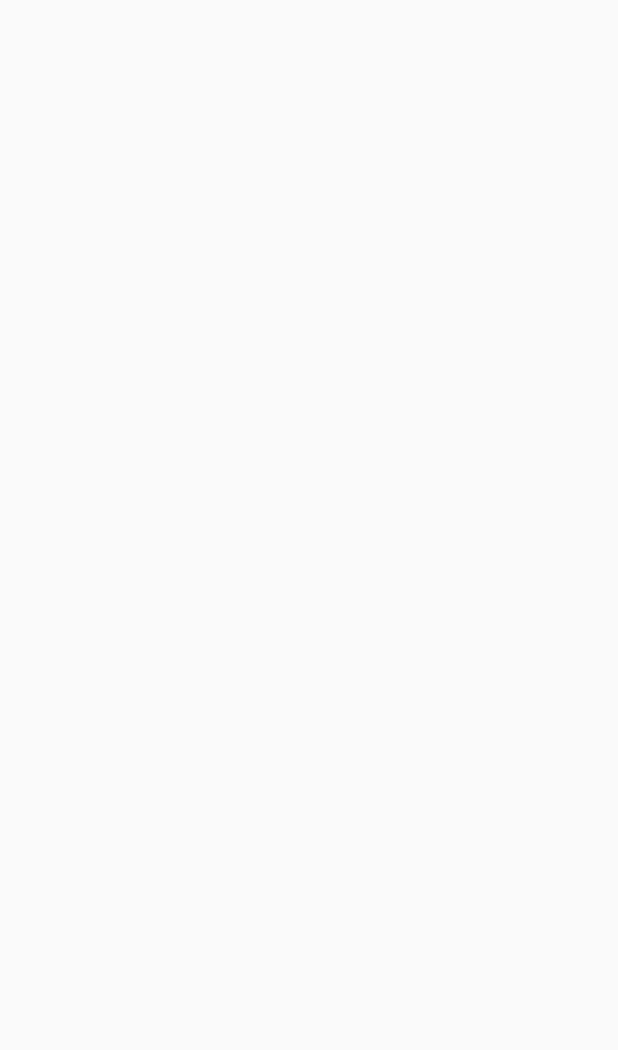
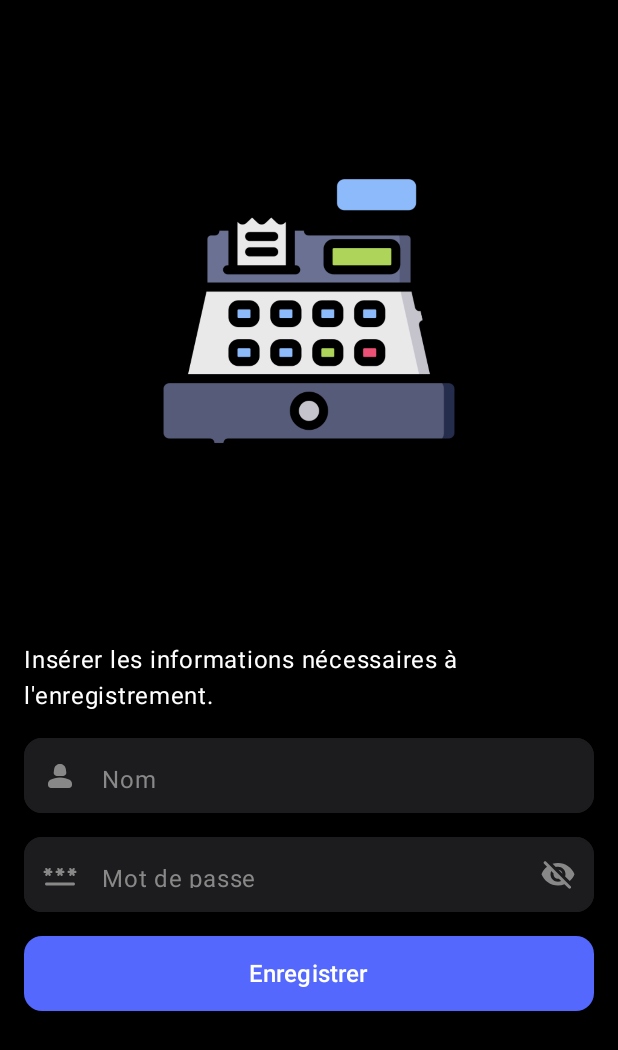
Before and after one commit to Ortega1709/pos-app, an Android app built with Jetpack Compose: the screen it shows after launch (MainActivity before the commit, AuthActivity after it), on a phone screen of 412 x 824 dp. Before the commit the part shown is empty. Shown: the top 1050 px of the screen. Run offline under Robolectric (Android 15) with nearby library versions, the phone set to English and light mode, and no system bars; our stand-ins replace Dagger/Hilt's generated code.

Commit message:
Add login and register screen

```diff
--- a/app/build.gradle.kts
+++ b/app/build.gradle.kts
@@ -56,7 +56,7 @@ android {
 dependencies {
 
     // modules
-    //implementation(project(":feature:auth"))
+    implementation(project(":feature:auth"))
 
     // splash screen
     implementation(libs.splashscreen)
--- a/app/src/main/AndroidManifest.xml
+++ b/app/src/main/AndroidManifest.xml
@@ -1,9 +1,11 @@
 <?xml version="1.0" encoding="utf-8"?>
-<manifest xmlns:android="http://schemas.android.com/apk/res/android"
+<manifest
+    xmlns:android="http://schemas.android.com/apk/res/android"
     xmlns:tools="http://schemas.android.com/tools">
 
     <application
         android:allowBackup="true"
+        android:name=".PosApp"
         android:dataExtractionRules="@xml/data_extraction_rules"
         android:fullBackupContent="@xml/backup_rules"
         android:icon="@mipmap/ic_launcher"
@@ -13,7 +15,7 @@
         android:theme="@style/Theme.PosApp"
         tools:targetApi="31">
         <activity
-            android:name=".MainActivity"
+            android:name=".AuthActivity"
             android:exported="true"
             android:theme="@style/Theme.MyApp.MySplash">
             <intent-filter>
--- a/app/src/main/java/com/ortega/posapp/MainActivity.kt
+++ b/app/src/main/java/com/ortega/posapp/AuthActivity.kt
@@ -4,12 +4,22 @@ import android.os.Bundle
 import androidx.activity.ComponentActivity
 import androidx.activity.compose.setContent
 import androidx.core.splashscreen.SplashScreen.Companion.installSplashScreen
+import com.ortega.auth.login.LoginScreen
+import com.ortega.auth.register.RegisterScreen
+import com.ortega.design.theme.PosAppTheme
+import dagger.hilt.android.AndroidEntryPoint
 
-class MainActivity : ComponentActivity() {
+@AndroidEntryPoint
+class AuthActivity : ComponentActivity() {
     override fun onCreate(savedInstanceState: Bundle?) {
         super.onCreate(savedInstanceState)
 
         installSplashScreen()
 
+        setContent {
+            PosAppTheme {
+                RegisterScreen()
+            }
+        }
     }
 }
--- a/core/design/src/main/java/com/ortega/design/auth/HeaderImageComponent.kt
+++ b/core/design/src/main/java/com/ortega/design/auth/HeaderImageComponent.kt
@@ -1,12 +1,15 @@
 package com.ortega.design.auth
 
 import androidx.compose.foundation.Image
+import androidx.compose.foundation.layout.Arrangement
 import androidx.compose.foundation.layout.Row
 import androidx.compose.foundation.layout.fillMaxWidth
 import androidx.compose.runtime.Composable
+import androidx.compose.ui.Alignment
 import androidx.compose.ui.Modifier
 import androidx.compose.ui.draw.scale
 import androidx.compose.ui.res.painterResource
+import androidx.compose.ui.res.stringResource
 import androidx.compose.ui.tooling.preview.Preview
 import com.ortega.design.R
 import com.ortega.design.theme.PosAppTheme
@@ -15,17 +18,18 @@ import com.ortega.design.theme.PosAppTheme
 fun HeaderImageComponent() {
 
     Row (
-        modifier = Modifier.fillMaxWidth()
+        modifier = Modifier.fillMaxWidth(),
+        horizontalArrangement = Arrangement.Center,
+        verticalAlignment = Alignment.CenterVertically
     ) {
 
         Image(
-            modifier = Modifier.scale(1f),
+            modifier = Modifier.scale(.5f),
             painter = painterResource(R.drawable.caisse),
-            contentDescription = "Caisse"
+            contentDescription = stringResource(R.string.caisse)
         )
 
     }
-
 
 }
 
--- a/core/design/src/main/java/com/ortega/design/auth/HeaderTextComponent.kt
+++ b/core/design/src/main/java/com/ortega/design/auth/HeaderTextComponent.kt
@@ -1,8 +1,25 @@
 package com.ortega.design.auth
 
+import androidx.compose.foundation.layout.Row
+import androidx.compose.foundation.layout.fillMaxWidth
+import androidx.compose.foundation.layout.padding
 import androidx.compose.runtime.Composable
+import androidx.compose.ui.Modifier
+import com.ortega.design.common.TextComponent
+import com.ortega.design.theme.Padding
+import com.ortega.design.theme.White
 
 @Composable
-fun HeaderTextComponent() {
+fun HeaderTextComponent(text: String) {
+
+    Row (
+        modifier = Modifier
+            .fillMaxWidth()
+            .padding(horizontal = Padding)
+    ) {
+
+        TextComponent(text = text, color = White)
+
+    }
 
 }
--- a/core/design/src/main/java/com/ortega/design/common/ButtonComponent.kt
+++ b/core/design/src/main/java/com/ortega/design/common/ButtonComponent.kt
@@ -6,6 +6,7 @@ import androidx.compose.animation.core.FastOutLinearInEasing
 import androidx.compose.animation.core.tween
 import androidx.compose.foundation.layout.fillMaxWidth
 import androidx.compose.foundation.layout.height
+import androidx.compose.foundation.layout.padding
 import androidx.compose.foundation.layout.width
 import androidx.compose.material3.Button
 import androidx.compose.material3.ButtonDefaults
@@ -40,6 +41,7 @@ fun ButtonComponent(
         modifier = Modifier
             .height(height = HeightButton)
             .fillMaxWidth()
+            .padding(horizontal = Padding)
             .animateContentSize(
                 animationSpec = tween(
                     durationMillis = 300,
--- a/core/design/src/main/java/com/ortega/design/common/ColorsTextFieldComponent.kt
+++ b/core/design/src/main/java/com/ortega/design/common/ColorsTextFieldComponent.kt
@@ -13,6 +13,8 @@ fun colorsTextFieldComponent(): TextFieldColors {
     return TextFieldDefaults.colors(
         focusedLeadingIconColor = White,
         unfocusedLeadingIconColor = Color.Gray,
+        focusedTrailingIconColor = White,
+        unfocusedTrailingIconColor = Color.Gray,
         unfocusedTextColor = White,
         focusedTextColor = White,
         cursorColor = White,
--- a/core/design/src/main/java/com/ortega/design/common/TextFieldComponent.kt
+++ b/core/design/src/main/java/com/ortega/design/common/TextFieldComponent.kt
@@ -2,16 +2,30 @@ package com.ortega.design.common
 
 import androidx.compose.foundation.layout.fillMaxWidth
 import androidx.compose.foundation.layout.height
+import androidx.compose.foundation.layout.padding
 import androidx.compose.foundation.text.KeyboardOptions
+import androidx.compose.material.icons.Icons
+import androidx.compose.material.icons.rounded.Visibility
+import androidx.compose.material.icons.rounded.VisibilityOff
 import androidx.compose.material3.Icon
+import androidx.compose.material3.IconButton
 import androidx.compose.material3.MaterialTheme
 import androidx.compose.material3.OutlinedTextField
 import androidx.compose.runtime.Composable
+import androidx.compose.runtime.getValue
+import androidx.compose.runtime.mutableStateOf
+import androidx.compose.runtime.remember
+import androidx.compose.runtime.setValue
 import androidx.compose.ui.Modifier
 import androidx.compose.ui.graphics.Color
 import androidx.compose.ui.graphics.vector.ImageVector
+import androidx.compose.ui.res.stringResource
 import androidx.compose.ui.text.input.KeyboardType
+import androidx.compose.ui.text.input.PasswordVisualTransformation
+import androidx.compose.ui.text.input.VisualTransformation
+import com.ortega.design.R
 import com.ortega.design.theme.HeightTextField
+import com.ortega.design.theme.Padding
 
 @Composable
 fun TextFieldComponent(
@@ -25,7 +39,8 @@ fun TextFieldComponent(
     OutlinedTextField(
         modifier = Modifier
             .height(height = HeightTextField)
-            .fillMaxWidth(),
+            .fillMaxWidth()
+            .padding(horizontal = Padding),
         leadingIcon = {
             Icon(
                 imageVector = imageVector,
@@ -47,6 +62,54 @@ fun TextFieldComponent(
 }
 
 @Composable
+fun PasswordFieldComponent(
+    imageVector: ImageVector,
+    placeholder: String,
+    textField: String,
+    keyboardType: KeyboardType,
+    onValueChange: (String) -> Unit
+) {
+
+    var visible by remember { mutableStateOf(false) }
+
+
+
+    OutlinedTextField(
+        modifier = Modifier
+            .height(height = HeightTextField)
+            .fillMaxWidth()
+            .padding(horizontal = Padding),
+        leadingIcon = {
+            Icon(
+                imageVector = imageVector,
+                contentDescription = stringResource(R.string.leading_icons)
+            )
+        },
+        shape = MaterialTheme.shapes.medium,
+        colors = colorsTextFieldComponent(),
+        placeholder = {
+            TextComponent(
+                text = placeholder,
+                color = Color.Gray
+            )
+        },
+        keyboardOptions = KeyboardOptions(keyboardType = keyboardType),
+        value = textField,
+        trailingIcon = {
+            IconButton(onClick = { visible = !visible }) {
+                Icon(
+                    imageVector =
+                    if (visible) Icons.Rounded.Visibility else Icons.Rounded.VisibilityOff,
+                    contentDescription = stringResource(R.string.visibility)
+                )
+            }
+        },
+        visualTransformation = if (visible) VisualTransformation.None else PasswordVisualTransformation(),
+        onValueChange = onValueChange
+    )
+}
+
+@Composable
 fun TextFieldComponent(
     placeholder: String,
     textField: String,
@@ -57,7 +120,8 @@ fun TextFieldComponent(
     OutlinedTextField(
         modifier = Modifier
             .height(height = HeightTextField)
-            .fillMaxWidth(),
+            .fillMaxWidth()
+            .padding(horizontal = Padding),
         shape = MaterialTheme.shapes.medium,
         colors = colorsTextFieldComponent(),
         placeholder = {
@@ -84,7 +148,8 @@ fun TextFieldComponent(
 
     OutlinedTextField(
         modifier = Modifier
-            .fillMaxWidth(),
+            .fillMaxWidth()
+            .padding(horizontal = Padding),
         leadingIcon = {
             Icon(
                 imageVector = imageVector,
--- a/core/design/src/main/java/com/ortega/design/theme/Dimen.kt
+++ b/core/design/src/main/java/com/ortega/design/theme/Dimen.kt
@@ -6,4 +6,4 @@ val HeightTextField = 50.dp
 val Margin = 16.dp
 val Padding = 16.dp
 
-val HeightButton = 55.dp
+val HeightButton = 50.dp
--- /dev/null
+++ b/core/design/src/main/res/values/strings.xml
@@ -0,0 +1,6 @@
+<?xml version="1.0" encoding="utf-8"?>
+<resources>
+    <string name="caisse">Caisse</string>
+    <string name="visibility">Eye visibility</string>
+    <string name="leading_icons">Leading icons</string>
+</resources>
--- a/feature/auth/build.gradle.kts
+++ b/feature/auth/build.gradle.kts
@@ -31,6 +31,9 @@ android {
     kotlinOptions {
         jvmTarget = "17"
     }
+    buildFeatures {
+        compose = true
+    }
     composeOptions {
         kotlinCompilerExtensionVersion = "1.4.3"
     }
--- a/feature/auth/src/main/java/com/ortega/auth/register/RegisterScreen.kt
+++ b/feature/auth/src/main/java/com/ortega/auth/register/RegisterScreen.kt
@@ -1,4 +1,82 @@
 package com.ortega.auth.register
 
-class RegisterScreen {
+import androidx.compose.foundation.layout.Box
+import androidx.compose.foundation.layout.Column
+import androidx.compose.foundation.layout.fillMaxSize
+import androidx.compose.foundation.layout.padding
+import androidx.compose.material.icons.Icons
+import androidx.compose.material.icons.rounded.Password
+import androidx.compose.material.icons.rounded.Person2
+import androidx.compose.material3.Scaffold
+import androidx.compose.runtime.Composable
+import androidx.compose.runtime.getValue
+import androidx.compose.runtime.mutableStateOf
+import androidx.compose.runtime.remember
+import androidx.compose.runtime.setValue
+import androidx.compose.ui.Modifier
+import androidx.compose.ui.res.stringResource
+import androidx.compose.ui.text.input.KeyboardType
+import com.ortega.auth.R
+import com.ortega.design.auth.HeaderImageComponent
+import com.ortega.design.auth.HeaderTextComponent
+import com.ortega.design.common.ButtonComponent
+import com.ortega.design.common.HeightSpacer
+import com.ortega.design.common.PasswordFieldComponent
+import com.ortega.design.common.TextFieldComponent
+import com.ortega.design.theme.Padding
+
+@Composable
+fun RegisterScreen() {
+
+    var nameField by remember { mutableStateOf("") }
+    var passwordField by remember { mutableStateOf("") }
+
+    Box(
+        modifier = Modifier.fillMaxSize()
+    ) {
+        Scaffold(
+            modifier = Modifier.fillMaxSize()
+        ) { paddingValues ->
+
+            Column(
+                modifier = Modifier
+                    .fillMaxSize()
+                    .padding(paddingValues = paddingValues)
+            ) {
+
+                HeaderImageComponent()
+                HeightSpacer(height = Padding)
+                HeaderTextComponent(text = stringResource(R.string.header_text_register))
+
+                HeightSpacer(height = Padding)
+
+                TextFieldComponent(
+                    imageVector = Icons.Rounded.Person2,
+                    placeholder = stringResource(R.string.name),
+                    textField = nameField,
+                    keyboardType = KeyboardType.Text,
+                    onValueChange = { nameField = it }
+                )
+
+                HeightSpacer(height = Padding)
+
+                PasswordFieldComponent(
+                    imageVector = Icons.Rounded.Password,
+                    placeholder = stringResource(R.string.password),
+                    textField = passwordField,
+                    keyboardType = KeyboardType.Password,
+                    onValueChange = { passwordField = it }
+                )
+
+                HeightSpacer(height = Padding)
+
+                ButtonComponent(
+                    onClick = {},
+                    text = stringResource(R.string.save)
+                )
+            }
+
+        }
+    }
+
 }
--- /dev/null
+++ b/feature/auth/src/main/res/values/strings.xml
@@ -0,0 +1,10 @@
+<?xml version="1.0" encoding="utf-8"?>
+<resources>
+    <string name="create_passwd_for_security">Créer un mot de passe pour la sécurité.</string>
+    <string name="name">Nom</string>
+    <string name="connection">Connexion</string>
+    <string name="password">Mot de passe</string>
+    <string name="save">Enregistrer</string>
+    <string name="header_text_register">Insérer les informations nécessaires à l\'enregistrement.</string>
+    <string name="enter_password_for_show_home">Entrez votre mot de passe afin d\'accéder à l\'interface d\'accueil.</string>
+</resources>
```
Also changed, not shown: core/data/build.gradle.kts (+13 -0 lines), feature/auth/src/main/java/com/ortega/auth/login/LoginScreen.kt (+54 -3 lines).
